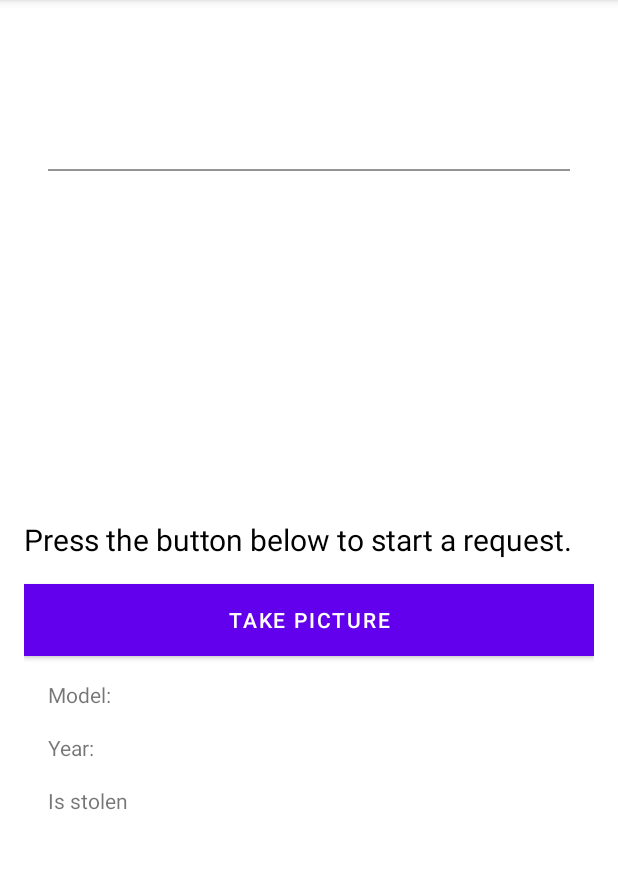
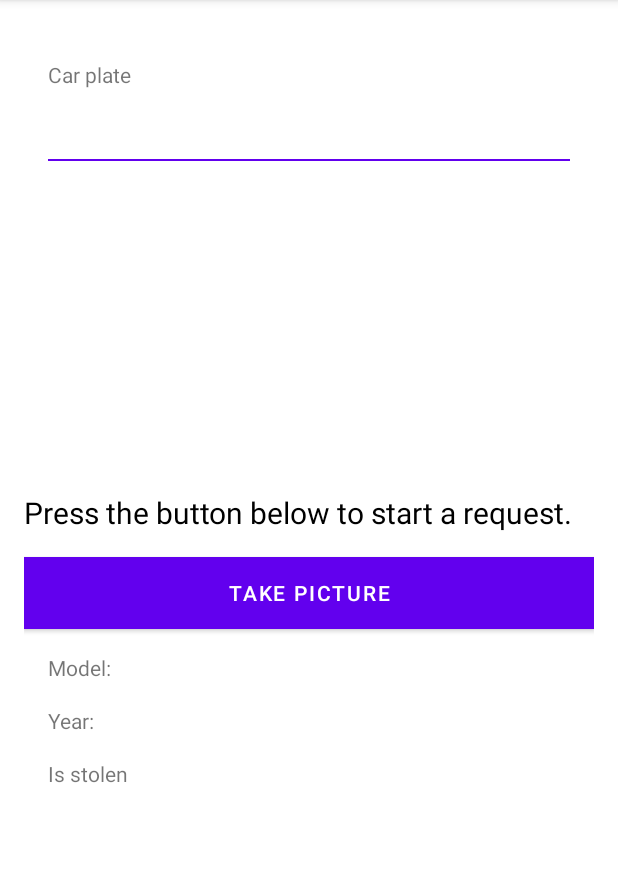
Before and after one commit to Tetrada32/CarsRecognition, an Android app: the screen it shows after launch (MainActivity), on a phone screen of 412 x 824 dp, the part 84-953 px from its top. Run offline under Robolectric (Android 15) with nearby library versions, the phone set to English and light mode, and no system bars; our stand-ins replace data binding; libraries missing offline, so code that uses them is left out: com.google.firebase.ml; 3 statements that could not run were skipped.

Commit message:
Сar plate number input demo

```diff
--- a/app/src/main/java/com/car_plate/car_plate_recognition/app/util/text/input/EditTextInputLayout.kt
+++ b/app/src/main/java/com/car_plate/car_plate_recognition/app/util/text/input/EditTextInputLayout.kt
@@ -19,6 +19,7 @@ class EditTextInputLayout @JvmOverloads constructor(
     defStyleAttr: Int = 0
 ) : ConstraintLayout(context, attrs, defStyleAttr) {
 
+    private var hint: String = ""
     private var subHint: String = ""
     private var text: String? = null
     private var maxLines = 1
@@ -35,6 +36,7 @@ class EditTextInputLayout @JvmOverloads constructor(
 
     private fun initTypedArray(context: Context, attrs: AttributeSet?) {
         val typedArray = context.obtainStyledAttributes(attrs, R.styleable.EditTextInputLayout)
+        hint = typedArray.getString(R.styleable.EditTextInputLayout_hint) ?: hint
         subHint = typedArray.getString(R.styleable.EditTextInputLayout_subHint) ?: subHint
         inputType = typedArray.getInt(R.styleable.EditTextInputLayout_android_inputType, inputType)
         imeOptions =
@@ -61,11 +63,17 @@ class EditTextInputLayout @JvmOverloads constructor(
     }
 
     private fun displayData() {
+        setHint(hint)
         setSubHint(subHint)
         setInputType(inputType)
         setImeOptions(imeOptions)
         setText(text)
         setMaxLines(maxLines)
+    }
+
+    fun setHint(hint: String) {
+        this.hint = hint
+        textInputHint.text = hint
     }
 
     fun setSubHint(hint: String) {
--- a/app/src/main/res/layout/home_screen_fragment.xml
+++ b/app/src/main/res/layout/home_screen_fragment.xml
@@ -23,15 +23,15 @@
         <com.car_plate.car_plate_recognition.app.util.text.input.EditTextInputLayout
             android:id="@+id/numberInput"
             android:layout_width="@dimen/grid_0"
-            android:layout_height="80dp"
-            android:layout_marginTop="50dp"
+            android:layout_height="wrap_content"
+            android:layout_marginTop="@dimen/grid_24"
+            android:imeOptions="actionNext"
+            android:inputType="textEmailAddress"
             android:maxLines="1"
-            android:focusable="true"
-            android:focusableInTouchMode="true"
-            app:layout_constraintBottom_toTopOf="@id/imageView"
+            app:hint="Car plate"
+            app:layout_constraintTop_toTopOf="parent"
             app:layout_constraintEnd_toEndOf="parent"
-            app:layout_constraintStart_toStartOf="parent"
-            app:layout_constraintTop_toTopOf="parent" />
+            app:layout_constraintStart_toStartOf="parent" />
 
         <ImageView
             android:id="@+id/imageView"
--- a/app/src/main/res/layout/layout_text_input.xml
+++ b/app/src/main/res/layout/layout_text_input.xml
@@ -1,9 +1,17 @@
 <?xml version="1.0" encoding="utf-8"?>
 <androidx.constraintlayout.widget.ConstraintLayout xmlns:android="http://schemas.android.com/apk/res/android"
     xmlns:app="http://schemas.android.com/apk/res-auto"
+    xmlns:tools="http://schemas.android.com/tools"
     android:layout_width="match_parent"
-    android:layout_height="match_parent"
-    xmlns:tools="http://schemas.android.com/tools">
+    android:layout_height="match_parent">
+
+    <TextView
+        android:id="@+id/textInputHint"
+        android:layout_width="wrap_content"
+        android:layout_height="wrap_content"
+        app:layout_constraintBottom_toTopOf="@+id/textInputLayout"
+        app:layout_constraintStart_toStartOf="@+id/textInputLayout"
+        tools:text="This is a hint text" />
 
     <com.google.android.material.textfield.TextInputLayout
         android:id="@+id/textInputLayout"
@@ -12,11 +20,12 @@
         android:layout_height="wrap_content"
         android:layout_marginStart="@dimen/grid_16"
         android:layout_marginEnd="@dimen/grid_16"
+        app:boxStrokeWidthFocused="1dp"
         app:errorEnabled="true"
         app:hintEnabled="true"
         app:layout_constraintEnd_toEndOf="parent"
         app:layout_constraintStart_toStartOf="parent"
-        app:layout_constraintTop_toTopOf="parent">
+        app:layout_constraintTop_toBottomOf="@+id/textInputHint">
 
         <com.google.android.material.textfield.TextInputEditText
             android:id="@+id/textInput"
@@ -27,8 +36,8 @@
             android:textStyle="bold"
             android:background="@android:color/transparent"
             android:padding="@dimen/grid_0"
-            android:textAlignment="center"
-            android:textSize="30sp" />
+            android:textAlignment="textStart"
+            />
     </com.google.android.material.textfield.TextInputLayout>
 
 </androidx.constraintlayout.widget.ConstraintLayout>
```
